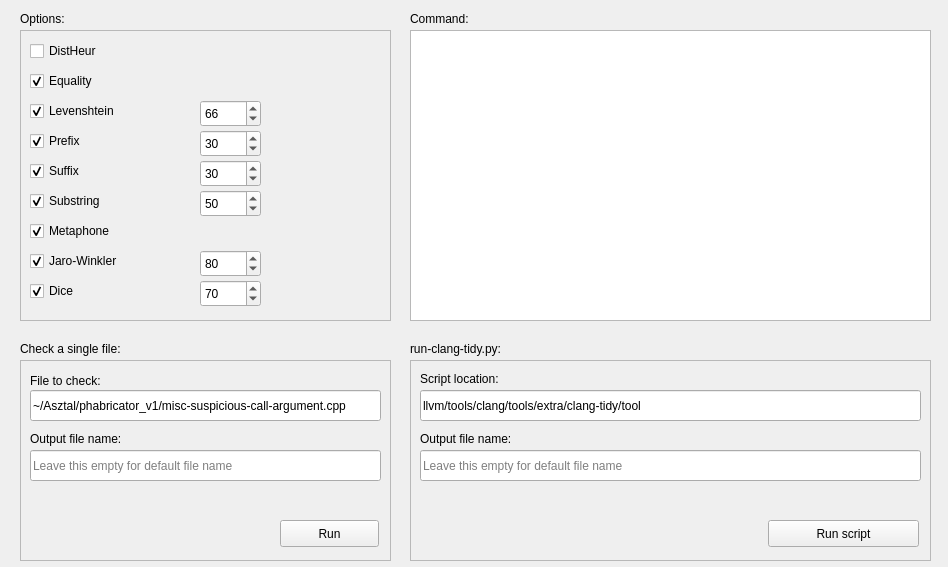
Above: widget.ui from varjujan/SuspiciousCallArgumentConfig before the change. Below: the same form after it.
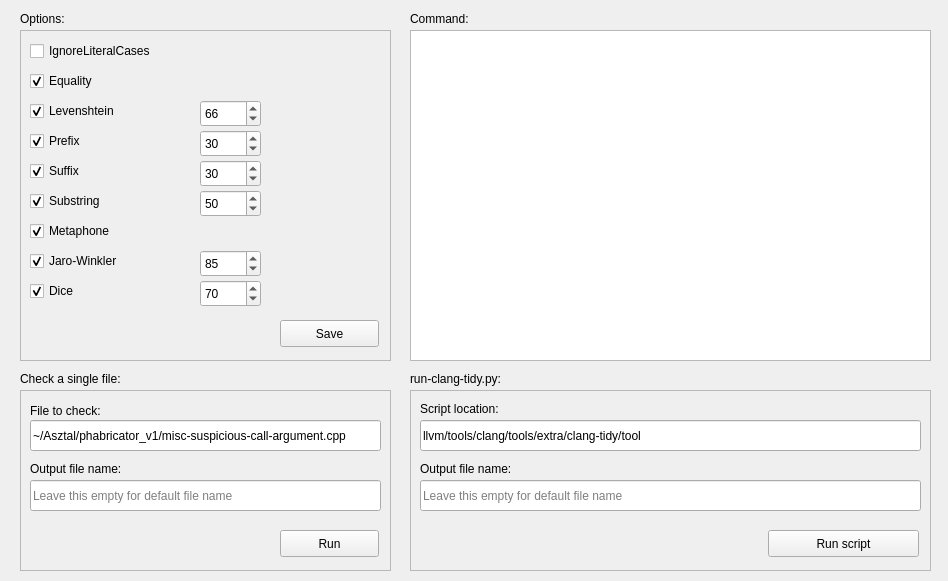
That is the form after the change.

```diff
--- a/widget.ui
+++ b/widget.ui
@@ -10,7 +10,7 @@
     <x>0</x>
     <y>0</y>
     <width>948</width>
-    <height>567</height>
+    <height>581</height>
    </rect>
   </property>
   <property name="sizePolicy">
@@ -28,7 +28,7 @@
      <x>20</x>
      <y>30</y>
      <width>371</width>
-     <height>291</height>
+     <height>331</height>
     </rect>
    </property>
    <property name="frameShape">
@@ -194,7 +194,7 @@
      <rect>
       <x>10</x>
       <y>10</y>
-      <width>97</width>
+      <width>161</width>
       <height>22</height>
      </rect>
     </property>
@@ -202,7 +202,7 @@
      <enum>Qt::LeftToRight</enum>
     </property>
     <property name="text">
-     <string>DistHeur</string>
+     <string>IgnoreLiteralCases</string>
     </property>
     <property name="checked">
      <bool>false</bool>
@@ -319,7 +319,20 @@
      <number>10</number>
     </property>
     <property name="value">
-     <number>80</number>
+     <number>85</number>
+    </property>
+   </widget>
+   <widget class="QPushButton" name="saveButton">
+    <property name="geometry">
+     <rect>
+      <x>260</x>
+      <y>290</y>
+      <width>99</width>
+      <height>27</height>
+     </rect>
+    </property>
+    <property name="text">
+     <string>Save</string>
     </property>
    </widget>
   </widget>
@@ -329,7 +342,7 @@
      <x>410</x>
      <y>30</y>
      <width>521</width>
-     <height>291</height>
+     <height>331</height>
     </rect>
    </property>
   </widget>
@@ -363,9 +376,9 @@
    <property name="geometry">
     <rect>
      <x>20</x>
-     <y>360</y>
+     <y>390</y>
      <width>371</width>
-     <height>201</height>
+     <height>181</height>
     </rect>
    </property>
    <property name="frameShape">
@@ -391,7 +404,7 @@
     <property name="geometry">
      <rect>
       <x>260</x>
-      <y>160</y>
+      <y>140</y>
       <width>99</width>
       <height>27</height>
      </rect>
@@ -450,7 +463,7 @@
    <property name="geometry">
     <rect>
      <x>20</x>
-     <y>340</y>
+     <y>370</y>
      <width>231</width>
      <height>17</height>
     </rect>
@@ -463,9 +476,9 @@
    <property name="geometry">
     <rect>
      <x>410</x>
-     <y>360</y>
+     <y>390</y>
      <width>521</width>
-     <height>201</height>
+     <height>181</height>
     </rect>
    </property>
    <property name="frameShape">
@@ -536,7 +549,7 @@
     <property name="geometry">
      <rect>
       <x>358</x>
-      <y>160</y>
+      <y>140</y>
       <width>151</width>
       <height>27</height>
      </rect>
@@ -550,7 +563,7 @@
    <property name="geometry">
     <rect>
      <x>410</x>
-     <y>340</y>
+     <y>370</y>
      <width>231</width>
      <height>17</height>
     </rect>
```
Left out of the diff: 2 changed lines with no effect on the pictures.
